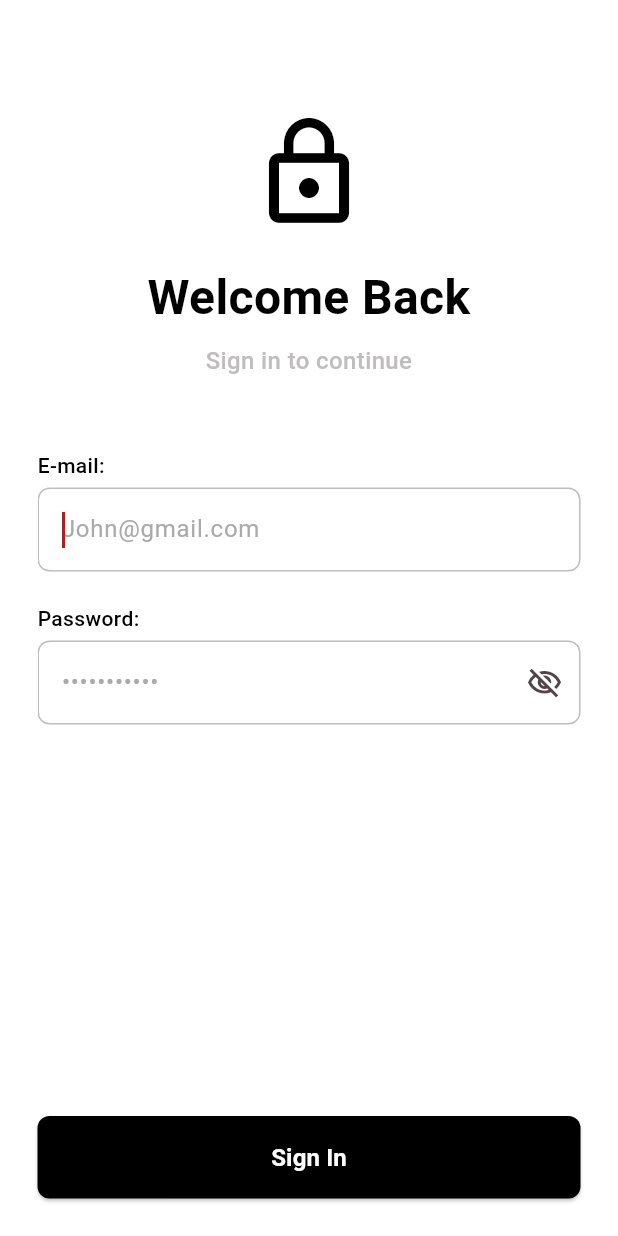
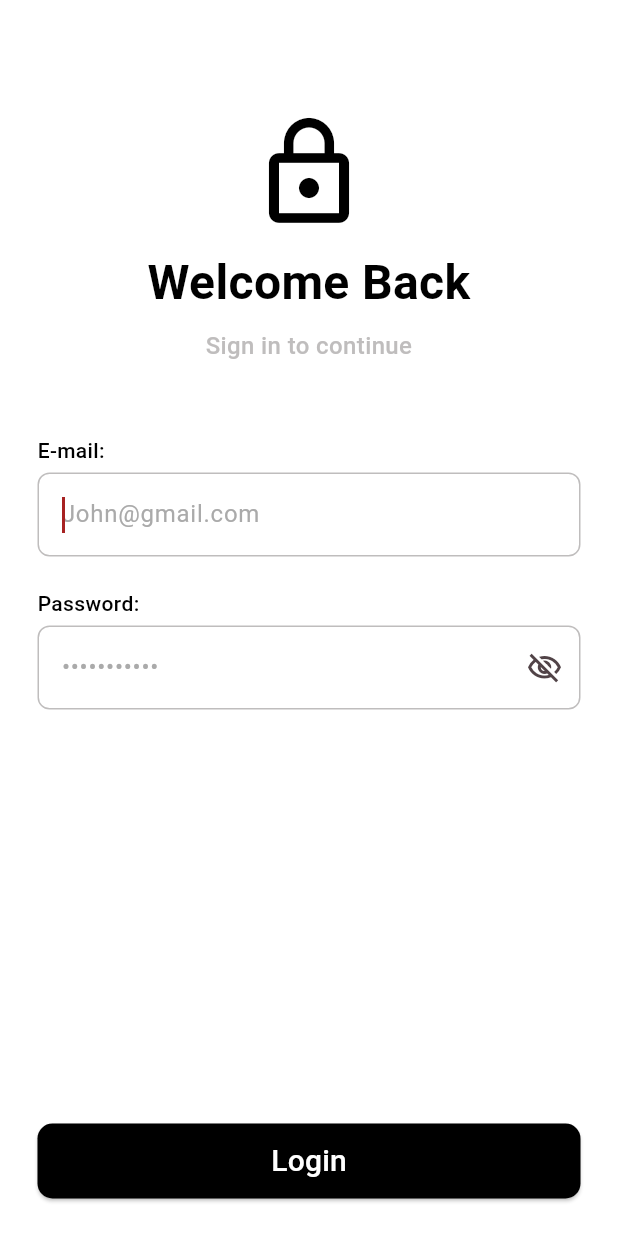
Before and after one commit to twoaxis/hrms, a Flutter app: the screen it shows after launch, on a phone screen of 412 x 824 dp. Run offline on Flutter 3.47's test engine with Material 3 defaults, Android fonts, the phone set to English and light mode, and no system bars; our stand-ins replace firebase_core, get_it; accounts and stored records are empty.

Commit message:
add primary button widget to login screen.

```diff
--- a/mobile/lib/main.dart
+++ b/mobile/lib/main.dart
@@ -3,7 +3,6 @@ import 'package:firebase_core/firebase_core.dart';
 import 'package:hrms/core/locator.dart';
 import 'package:hrms/theme/color_scheme.dart';
 import 'package:hrms/view/onboarding/screen/login_page.dart';
-
 import 'firebase_options.dart';
 
 void main() async {
--- /dev/null
+++ b/mobile/lib/view/common/primary_button.dart
@@ -0,0 +1,40 @@
+import 'package:flutter/material.dart';
+import 'package:hrms/theme/color_scheme.dart';
+
+class PrimaryButton extends StatelessWidget {
+  const PrimaryButton({
+    super.key,
+    required this.text,
+    required this.onPressed,
+    this.enabled = true,
+  });
+
+  final VoidCallback? onPressed;
+  final String text;
+  final bool enabled;
+
+  @override
+  Widget build(BuildContext context) {
+    return SizedBox(
+      height: 50,
+      width: double.infinity,
+      child: ElevatedButton(
+        style: ElevatedButton.styleFrom(
+          backgroundColor: enabled
+              ? colorScheme.onPrimary
+              : colorScheme.surfaceContainer,
+          shape: RoundedRectangleBorder(borderRadius: BorderRadius.circular(10)),
+        ),
+        onPressed: enabled ? onPressed : null,
+        child: Text(
+          text,
+          style: TextStyle(
+            color: enabled ? colorScheme.surface : colorScheme.primary,
+            fontSize: 20,
+            fontWeight: FontWeight.w500,
+          ),
+        ),
+      ),
+    );
+  }
+}
--- a/mobile/lib/view/onboarding/screen/login_page.dart
+++ b/mobile/lib/view/onboarding/screen/login_page.dart
@@ -3,6 +3,7 @@ import 'package:hrms/core/locator.dart';
 import 'package:hrms/theme/color_scheme.dart';
 import 'package:hrms/util/auth_validator.dart';
 import 'package:hrms/values/spaces.dart';
+import 'package:hrms/view/common/primary_button.dart';
 import 'package:hrms/view/onboarding/widget/custom_text_form_field.dart';
 import 'package:hrms/view/onboarding/widget/exception_container.dart';
 import 'package:hrms/view_model/login_view_model.dart';
@@ -95,16 +96,7 @@ class _LoginPageState extends State<LoginPage> {
         child: SafeArea(
           child: Form(
             key: formKey,
-            child: SingleChildScrollView(
-              child: ConstrainedBox(
-                constraints: BoxConstraints(
-                  minHeight:
-                      MediaQuery.of(context).size.height -
-                      (kToolbarHeight + fullscreenSpacing * 2),
-                ),
-                child: IntrinsicHeight(
             child: Column(
-                    crossAxisAlignment: CrossAxisAlignment.stretch,
               children: [
                 const SizedBox(height: 50),
                 Icon(
@@ -112,7 +104,7 @@ class _LoginPageState extends State<LoginPage> {
                   size: 80,
                   color: colorScheme.onPrimary,
                 ),
-                      const SizedBox(height: 20),
+                const SizedBox(height: 10),
                 Text(
                   'Welcome Back',
                   style: TextStyle(
@@ -138,10 +130,8 @@ class _LoginPageState extends State<LoginPage> {
                   labelText: 'E-mail:',
                   hintText: 'John@gmail.com',
                   textInputAction: TextInputAction.next,
-                        validator: (input) => AuthValidators.emailValidators(
-                          input,
-                          emailSubmitted,
-                        ),
+                  validator: (input) =>
+                      AuthValidators.emailValidators(input, emailSubmitted),
                 ),
                 const SizedBox(height: 16),
                 CustomTextFormField(
@@ -159,31 +149,12 @@ class _LoginPageState extends State<LoginPage> {
                 if (errorException != null)
                   ExceptionContainer(loginException: errorException!),
                 const Spacer(),
+                PrimaryButton(
+                  text: loginViewModel.isLoading ? "Logging in..." : "Login",
+                  onPressed: loginViewModel.isLoading ? null : login,
+                ),
               ],
             ),
-                ),
-              ),
-            ),
-          ),
-        ),
-      ),
-      bottomNavigationBar: Padding(
-        padding: const EdgeInsets.all(fullscreenSpacing),
-        child: ElevatedButton(
-          onPressed: loginViewModel.isLoading ? null : login,
-          style: ElevatedButton.styleFrom(
-            backgroundColor: colorScheme.onPrimary,
-            foregroundColor: colorScheme.surface,
-            padding: const EdgeInsets.symmetric(vertical: 16),
-            shape: RoundedRectangleBorder(
-              borderRadius: BorderRadius.circular(8),
-            ),
-          ),
-          child: loginViewModel.isLoading
-              ? const CircularProgressIndicator(color: Colors.white)
-              : const Text(
-                  'Sign In',
-                  style: TextStyle(fontSize: 16, fontWeight: FontWeight.bold),
           ),
         ),
       ),
```
Lines whose indentation alone changed are shown as unchanged.
